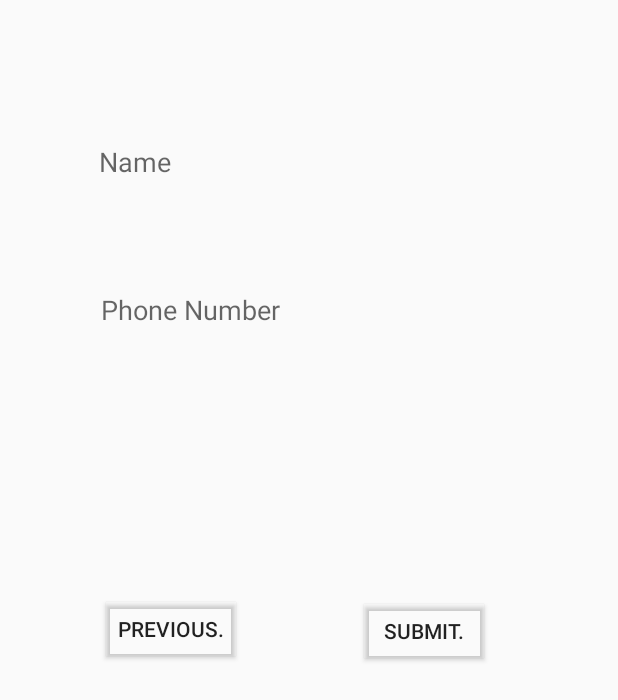
After one commit to V-P-A-AppDev/MINIMAP, an Android app: the CustomerSettingsActivity screen opened directly, with no data from a screen before it, on a phone screen of 412 x 824 dp. The commit adds this screen. Shown: the top 700 px of the screen. Run offline under Robolectric (Android 15) with nearby library versions, the phone set to English and light mode, and no system bars; our stand-ins replace Firebase (no records; nobody signed in at launch, a user with empty details on screens opened directly).

Commit message:
Added settings both to customer and worker.

```diff
--- /dev/null
+++ b/MiniMap/app/src/main/java/com/v_p_a_appdev/minimap/CustomerSettingsActivity.java
@@ -0,0 +1,93 @@
+package com.v_p_a_appdev.minimap;
+
+import androidx.annotation.NonNull;
+import androidx.appcompat.app.AppCompatActivity;
+
+import android.os.Bundle;
+import android.view.View;
+import android.widget.Button;
+import android.widget.EditText;
+
+import com.google.firebase.auth.FirebaseAuth;
+import com.google.firebase.database.DataSnapshot;
+import com.google.firebase.database.DatabaseError;
+import com.google.firebase.database.DatabaseReference;
+import com.google.firebase.database.FirebaseDatabase;
+import com.google.firebase.database.ValueEventListener;
+
+import java.util.HashMap;
+import java.util.Map;
+
+public class CustomerSettingsActivity extends AppCompatActivity {
+
+    private EditText nameField, phoneField;
+    private Button submitButton, previousButton;
+    private FirebaseAuth auth;
+    private DatabaseReference customerDatabase;
+    private String userId;
+    private String userName;
+    private String userPhone;
+
+    @Override
+    protected void onCreate(Bundle savedInstanceState) {
+        super.onCreate(savedInstanceState);
+        setContentView(R.layout.activity_customer_settings);
+        nameField = findViewById(R.id.name);
+        phoneField = findViewById(R.id.phone);
+        submitButton = findViewById(R.id.submit);
+        previousButton = findViewById(R.id.previous);
+        auth = FirebaseAuth.getInstance();
+        userId = auth.getCurrentUser().getUid();
+        customerDatabase = FirebaseDatabase.getInstance().getReference().child("Users").child("Customers").child(userId);
+        getUserInfo();
+        submitButton.setOnClickListener(new View.OnClickListener() {
+            @Override
+            public void onClick(View v) {
+                saveUserInformation();
+            }
+        });
+
+        previousButton.setOnClickListener(new View.OnClickListener() {
+            @Override
+            public void onClick(View v) {
+                finish();
+                return;
+            }
+        });
+    }
+
+    private void saveUserInformation() {
+        if (nameField != null && phoneField != null) {
+            userName = nameField.getText().toString();
+            userPhone = phoneField.getText().toString();
+        }
+        Map info = new HashMap();
+        info.put("name", userName);
+        info.put("phone", userPhone);
+        customerDatabase.updateChildren(info);
+    }
+
+    private void getUserInfo() {
+        customerDatabase.addValueEventListener(new ValueEventListener() {
+            @Override
+            public void onDataChange(@NonNull DataSnapshot snapshot) {
+                if (snapshot.exists() && snapshot.getChildrenCount() > 0) {
+                    Map<String, Object> map = (Map<String, Object>) snapshot.getValue();
+                    if (map.get("name") != null) {
+                        userName = map.get("name").toString();
+                        nameField.setText(userName);
+                    }
+                    if (map.get("phone") != null) {
+                        userPhone = map.get("phone").toString();
+                        phoneField.setText(userPhone);
+                    }
+                }
+            }
+
+            @Override
+            public void onCancelled(@NonNull DatabaseError error) {
+
+            }
+        });
+    }
+}
--- /dev/null
+++ b/MiniMap/app/src/main/res/layout/activity_customer_settings.xml
@@ -0,0 +1,70 @@
+<?xml version="1.0" encoding="utf-8"?>
+<androidx.constraintlayout.widget.ConstraintLayout xmlns:android="http://schemas.android.com/apk/res/android"
+    xmlns:app="http://schemas.android.com/apk/res-auto"
+    xmlns:tools="http://schemas.android.com/tools"
+    android:layout_width="match_parent"
+    android:layout_height="match_parent"
+    android:orientation="vertical"
+    android:padding="20sp"
+    tools:context=".CustomerSettingsActivity">
+
+    <EditText
+        android:id="@+id/name"
+        android:layout_width="280dp"
+        android:layout_height="22dp"
+        android:background="@null"
+        android:hint="Name"
+        app:layout_constraintBottom_toTopOf="@+id/phone"
+        app:layout_constraintEnd_toEndOf="parent"
+        app:layout_constraintStart_toStartOf="parent"
+        app:layout_constraintTop_toTopOf="parent"
+        tools:layout_conversion_absoluteHeight="24dp"
+        tools:layout_conversion_absoluteWidth="371dp" />
+
+    <EditText
+        android:id="@+id/phone"
+        android:layout_width="277dp"
+        android:layout_height="21dp"
+        android:background="@null"
+        android:hint="Phone Number"
+        android:inputType="number"
+        app:layout_constraintBottom_toTopOf="@+id/previous"
+        app:layout_constraintEnd_toEndOf="parent"
+        app:layout_constraintStart_toStartOf="parent"
+        app:layout_constraintTop_toTopOf="parent"
+        tools:layout_conversion_absoluteHeight="24dp"
+        tools:layout_conversion_absoluteWidth="371dp" />
+
+
+    <Button
+        android:id="@+id/submit"
+        android:layout_width="wrap_content"
+        android:layout_height="wrap_content"
+        android:backgroundTint="#000000FF"
+        android:text="Submit."
+        app:layout_constraintBottom_toBottomOf="parent"
+        app:layout_constraintEnd_toEndOf="parent"
+        app:layout_constraintHorizontal_bias="0.77"
+        app:layout_constraintStart_toStartOf="parent"
+        app:layout_constraintTop_toTopOf="parent"
+        app:layout_constraintVertical_bias="0.512"
+        tools:layout_conversion_absoluteHeight="48dp"
+        tools:layout_conversion_absoluteWidth="88dp" />
+
+    <Button
+        android:id="@+id/previous"
+        android:layout_width="wrap_content"
+        android:layout_height="wrap_content"
+        android:backgroundTint="#006868FF"
+        android:text="Previous."
+        app:layout_constraintBottom_toBottomOf="parent"
+        app:layout_constraintEnd_toStartOf="@+id/submit"
+        app:layout_constraintHorizontal_bias="0.375"
+        app:layout_constraintStart_toStartOf="parent"
+        app:layout_constraintTop_toTopOf="parent"
+        app:layout_constraintVertical_bias="0.51"
+        tools:layout_conversion_absoluteHeight="48dp"
+        tools:layout_conversion_absoluteWidth="94dp" />
+
+
+</androidx.constraintlayout.widget.ConstraintLayout>
```
Also changed, not shown: MiniMap/app/src/main/AndroidManifest.xml (+8 -2 lines), MiniMap/app/src/main/java/com/v_p_a_appdev/minimap/CustomerMapActivity.java (+12 -2 lines), MiniMap/app/src/main/java/com/v_p_a_appdev/minimap/WorkerMapActivity.java (+13 -1 lines), MiniMap/app/src/main/java/com/v_p_a_appdev/minimap/WorkerSettingsActivity.java (added, +94 -0 lines), MiniMap/app/src/main/res/layout/activity_customer_map.xml (+8 -0 lines), MiniMap/app/src/main/res/layout/activity_worker_map.xml (+9 -0 lines), MiniMap/app/src/main/res/layout/activity_worker_settings.xml (added, +67 -0 lines).
